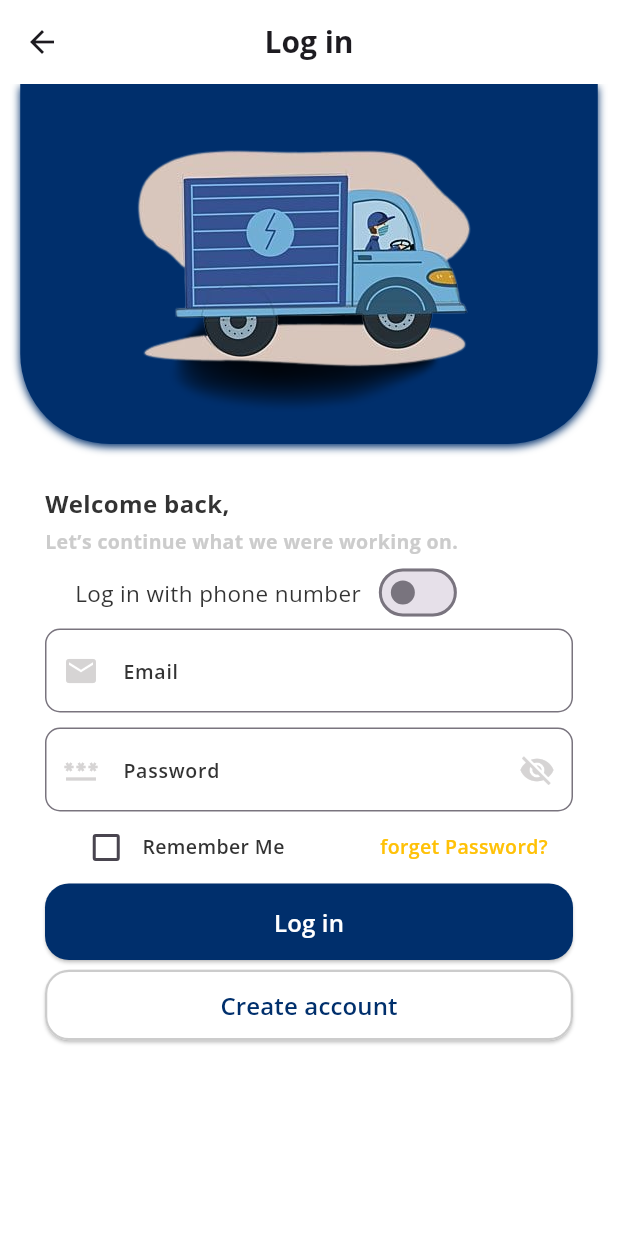
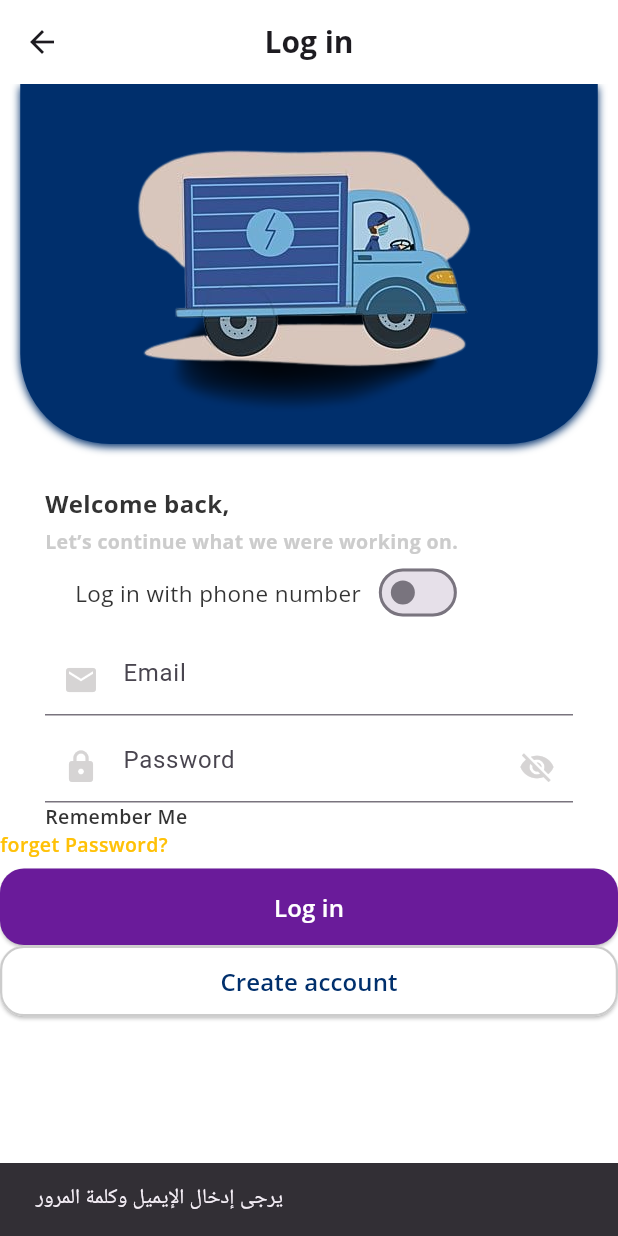
Before and after one commit to doaaqatzeh/CVS_Resycling, a Flutter app: the LoginPage screen opened by its route, after a tap on "Log in", on a phone screen of 412 x 824 dp. Run offline on Flutter 3.47's test engine with Material 3 defaults, Android fonts, the phone set to English and light mode, and no system bars; our stand-ins replace cloud_firestore, country_code_picker, firebase_auth, firebase_core, flutter_rating_stars, flutter_typeahead and 5 more; missing offline and left inert: encrypt; accounts and stored records are empty.

Commit message:
Initial commit

```diff
--- a/lib/login_page.dart
+++ b/lib/login_page.dart
@@ -1,9 +1,12 @@
 // ignore_for_file: sort_child_properties_last
 
+import 'dart:convert';
+import 'package:http/http.dart' as http;
 import 'package:cloud_firestore/cloud_firestore.dart';
 import 'package:country_code_picker/country_code_picker.dart';
 import 'package:firebase_auth/firebase_auth.dart';
 import 'package:flutter/material.dart';
+import 'package:cvsr/main_page.dart';
 
 class LoginPage extends StatefulWidget {
   const LoginPage({super.key});
@@ -34,85 +37,47 @@ class _LoginPageState extends State<LoginPage> {
   final _firestore = FirebaseFirestore.instance;
   String _emailOrPhone = '';
   String _countryCode = '+1'; // Default country code
+  final _emailController = TextEditingController();
+  final _passwordController = TextEditingController();
+  Future<void> _login() async {
+    final email = _emailController.text.trim();
+    final password = _passwordController.text.trim();
 
-  void _login() async {
-    if (!_formKey.currentState!.validate()) return;
-
-    _formKey.currentState!.save();
-    setState(() {
-      _isLoading = true;
-      _errorMessage = null;
-    });
-
-    try {
-      UserCredential userCredential;
-      if (_isPhoneLogin) {
-        // البحث عن المستخدم باستخدام رقم الهاتف
-        final QuerySnapshot result = await _firestore
-            .collection('users')
-            .where('phoneNumber', isEqualTo: '$_countryCode$_emailOrPhone')
-            .get();
-        final List<DocumentSnapshot> documents = result.docs;
-
-        if (documents.isEmpty) {
-          setState(() {
-            _errorMessage = 'No user found with this phone number.';
-            _isLoading = false;
-          });
+    if (email.isEmpty || password.isEmpty) {
+      // تأكد من أن المستخدم قد أدخل بيانات في كل الحقول
+      ScaffoldMessenger.of(context).showSnackBar(SnackBar(
+        content: Text('يرجى إدخال الإيميل وكلمة المرور'),
+      ));
       return;
     }
 
-        final userDoc = documents.first;
-        final email = userDoc['email'];
+    try {
+      // محاولة تسجيل الدخول باستخدام Firebase Authentication
+      UserCredential userCredential = await FirebaseAuth.instance.signInWithEmailAndPassword(
+        email: email,
+        password: password,
+      );
 
-        // تسجيل الدخول باستخدام البريد الإلكتروني المرتبط برقم الهاتف
-        userCredential = await _auth.signInWithEmailAndPassword(
-          email: email,
-          password: _password,
+      // إذا كانت البيانات صحيحة، انتقل إلى الصفحة الرئيسية
+      Navigator.pushReplacement(
+        context,
+        MaterialPageRoute(builder: (context) => MainPage()),  // توجه إلى صفحة Home
       );
-      } else {
-        // تسجيل الدخول باستخدام البريد الإلكتروني
-        userCredential = await _auth.signInWithEmailAndPassword(
-          email: _emailOrPhone,
-          password: _password,
-        );
+    } on FirebaseAuthException catch (e) {
+      // التعامل مع الأخطاء
+      String errorMessage = 'حدث خطأ أثناء تسجيل الدخول';
+      if (e.code == 'user-not-found') {
+        errorMessage = 'المستخدم غير موجود';
+      } else if (e.code == 'wrong-password') {
+        errorMessage = 'كلمة المرور خاطئة';
       }
 
-      if (!userCredential.user!.emailVerified) {
-        setState(() {
-          _errorMessage = 'Your email is not verified. Please verify it.';
-        });
-        await _auth.signOut();
-        setState(() {
-          _isLoading = false;
-        });
-        return;
+      ScaffoldMessenger.of(context).showSnackBar(SnackBar(
+        content: Text(errorMessage),
+      ));
+    }
   }
 
-      Navigator.pushReplacementNamed(context, '/thankyou', arguments: FirebaseAuth.instance.currentUser?.displayName);
-    } on FirebaseAuthException catch (e) {
-      setState(() {
-        switch (e.code) {
-          case 'user-not-found':
-            _errorMessage = 'No user found with this email or phone number.';
-            break;
-          case 'wrong-password':
-            _errorMessage = 'Incorrect password. Please try again.';
-            break;
-          default:
-            _errorMessage = 'Login failed: ${e.message}';
-        }
-      });
-    } catch (e) {
-      setState(() {
-        _errorMessage = 'An unexpected error occurred: $e';
-      });
-    } finally {
-      setState(() {
-        _isLoading = false;
-      });
-    }
-  }
 
   @override
   Widget build(BuildContext context) {
@@ -289,58 +254,39 @@ class _LoginPageState extends State<LoginPage> {
                         ],
                       )
                     else
+                      SizedBox(height: 10),
                     TextFormField(
+                      controller: _emailController,
                       decoration: InputDecoration(
-                            prefixIcon: Icon(
-                              Icons.email,
-                              color: Color.fromARGB(255, 214, 212, 212),
-                            ),
+                        prefixIcon: Icon(Icons.email, color: Color(0xFFD6D4D4)),
                         hintText: 'Email',
-                            hintStyle: TextStyle(
-                                fontSize: 13,
-                                fontFamily: "os-semibold",
-                                color: Color(0xff333333)),
                         focusedBorder: OutlineInputBorder(
                           borderRadius: BorderRadius.circular(10.0),
-                                borderSide: BorderSide(
-                                    color: Color(0xffF7DC6F), width: 1.8)),
-                            border: OutlineInputBorder(
-                                borderRadius: BorderRadius.circular(10.0),
-                                borderSide:
-                                    BorderSide(color: Colors.deepPurple)),
-                            errorStyle: TextStyle(
-                                color: Colors
-                                    .red), // تعيين لون رسالة الخطأ إلى الأحمر
+                          borderSide: BorderSide(color: Color(0xffF7DC6F), width: 1.8),
                         ),
+                      ),
+                      keyboardType: TextInputType.emailAddress,
                       validator: (value) {
                         if (value!.isEmpty || !value.contains('@')) {
                           return 'Please enter a valid email';
                         }
                         return null;
                       },
-                          onSaved: (value) => (_email = value!,)),
-                    SizedBox(
-                      height: 10,
                     ),
+
+                    SizedBox(height: 10),
                     TextFormField(
+                      controller: _passwordController,
                       decoration: InputDecoration(
+                        prefixIcon: Icon(Icons.lock, color: Color(0xFFD6D4D4)),
                         hintText: 'Password',
-                        hintStyle: TextStyle(
-                            fontSize: 13,
-                            fontFamily: "os-semibold",
-                            color: Color(0xff333333)),
-                        prefixIcon: Icon(
-                          Icons.password_sharp,
-                          color: Color.fromARGB(255, 214, 212, 212),
-                        ),
-                        border: OutlineInputBorder(
+                        focusedBorder: OutlineInputBorder(
                           borderRadius: BorderRadius.circular(10.0),
+                          borderSide: BorderSide(color: Color(0xffF7DC6F), width: 2),
                         ),
                         suffixIcon: IconButton(
                           icon: Icon(
-                            _isPasswordVisible
-                                ? Icons.visibility
-                                : Icons.visibility_off,
+                            _isPasswordVisible ? Icons.visibility : Icons.visibility_off,
                             color: Color(0xFFD6D4D4),
                           ),
                           onPressed: () {
@@ -349,58 +295,28 @@ class _LoginPageState extends State<LoginPage> {
                             });
                           },
                         ),
-                        focusedBorder: OutlineInputBorder(
-                            borderRadius: BorderRadius.circular(10.0),
-                            borderSide:
-                                BorderSide(color: Color(0xffF7DC6F), width: 2)),
-                        errorStyle: TextStyle(
-                            color:
-                                Colors.red), // تعيين لون رسالة الخطأ إلى الأحمر
                       ),
                       obscureText: !_isPasswordVisible,
                       validator: (value) {
                         if (value!.isEmpty) {
                           return 'Password is required';
-                        } else if (value.length < 8) {
-                          return 'Password must be at least 8 characters';
-                        } else if (!RegExp(
-                                r'^(?=.*[a-z])(?=.*[A-Z])(?=.*\d)(?=.*[@$!%*?&])[A-Za-z\d@$!%*?&]{8,}$')
-                            .hasMatch(value)) {
-                          return 'Password must include letters, numbers, and special characters';
                         }
                         return null;
                       },
                       onChanged: (value) {
                         setState(() {
-                          _password = value; // حفظ كلمة المرور في المتغير
-                          if (value.isNotEmpty) {
                           _checkPasswordStrength(value);
-                          } else {
-                            _passwordStrength = '';
-                          }
                         });
                       },
-                      onSaved: (value) => _password = value!,
                     ),
-                    if (_password.isNotEmpty) SizedBox(height: 5),
-                    if (_password.isNotEmpty)
-                      Text(
+                    if (_passwordStrength.isNotEmpty)
+                      Padding(
+                        padding: const EdgeInsets.only(top: 5),
+                        child: Text(
                           'Password Strength: $_passwordStrength',
                           style: TextStyle(color: _getPasswordStrengthColor()),
                         ),
-                    Row(
-                      mainAxisAlignment: MainAxisAlignment.spaceEvenly,
-                      children: [
-                        Row(
-                          children: [
-                            Checkbox(
-                                activeColor: Color(accentcolor),
-                                value: isChecked,
-                                onChanged: (newbool) {
-                                  setState(() {
-                                    isChecked = newbool;
-                                  });
-                                }),
+                      ),
                             Text(
                               "Remember Me",
                               style: TextStyle(
@@ -410,8 +326,6 @@ class _LoginPageState extends State<LoginPage> {
                             ),
                           ],
                         ),
-                        SizedBox(
-                          width: 30,
               ),
                         InkWell(
                           child: Text(
@@ -422,36 +336,28 @@ class _LoginPageState extends State<LoginPage> {
                                 color: Color(accentcolor)),
                           ),
                           onTap: () {},
-                        )
-                      ],
                         ),
+
+                    SizedBox(height: 6),
                     ElevatedButton(
-                      onPressed: () {
-                        if (_formKey.currentState!.validate()) {
-                          _formKey.currentState!.save();
-                          _login();
-                        }
-                      },
+                      onPressed: _login,
                       child: Center(
                         child: Text(
                           'Log in',
                           style: TextStyle(
                             fontSize: 16,
                             fontFamily: "os-semibold",
-                              color: Color(0xffFFFFFF)),
+                            color: Colors.white,
+                          ),
                         ),
                       ),
                       style: ButtonStyle(
-                        backgroundColor:
-                            MaterialStateProperty.all(Color(pcolor)),
+                        backgroundColor: MaterialStateProperty.all(Color(0xFF6A1B9A)),
                         padding: MaterialStateProperty.all(EdgeInsets.all(14)),
                         shape: MaterialStateProperty.all(RoundedRectangleBorder(
                           borderRadius: BorderRadius.circular(16),
                         )),
                       ),
-                    ),
-                    SizedBox(
-                      height: 6,
                     ),
                     ElevatedButton(
                       onPressed: () {
@@ -479,13 +385,9 @@ class _LoginPageState extends State<LoginPage> {
                     SizedBox(
                       height: 3,
                     ),
+
                 ],
     ),
-              ),
-            ],
-          ),
-        ),
-      ),
-    );
+              ),),);
   }
 }
--- a/pubspec.yaml
+++ b/pubspec.yaml
@@ -35,6 +35,7 @@ dependencies:
   # Use with the CupertinoIcons class for iOS style icons.
   cupertino_icons: ^1.0.8
   geolocator: ^13.0.2
+  http: ^1.3.0
   animated_toggle_switch: ^0.8.4
   google_nav_bar: ^5.0.7
   google_maps_flutter: ^2.10.0
```
Also changed, not shown: lib/registration_page.dart (+36 -47 lines), pubspec.lock. Lines whose indentation alone changed are shown as unchanged.
